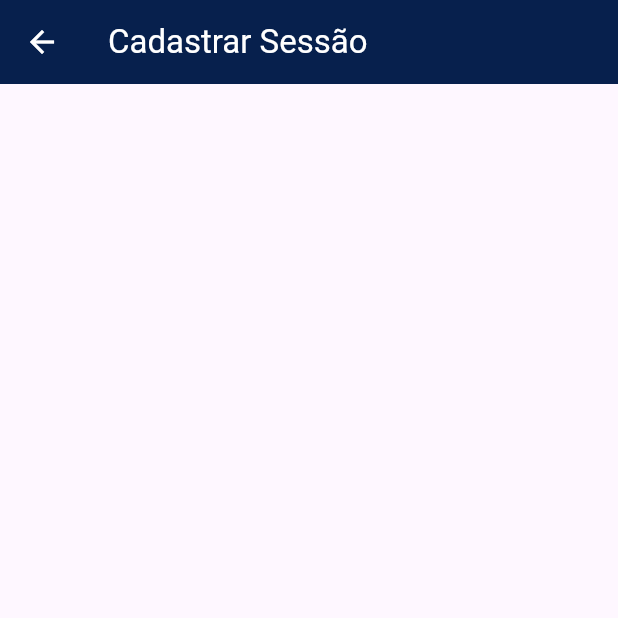
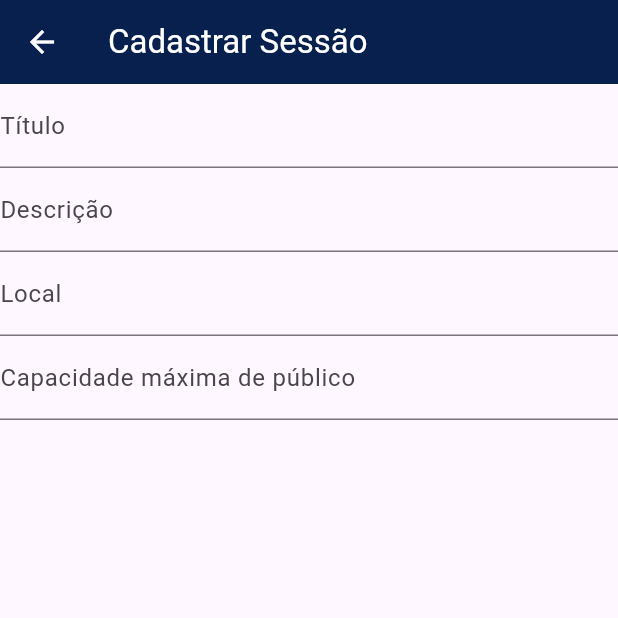
Before and after one commit to Isaq-11/frequency-and-checkin-control, a Flutter app: the CadastroSessaoScreen screen opened by its route, on a phone screen of 412 x 824 dp, the top half of it. Run offline on Flutter 3.47's test engine with Material 3 defaults, Android fonts, the phone set to English and light mode, and no system bars.

Commit message:
formulario de cadastro de sessão, mas ainda faln-tando implementar as datas e horas

```diff
--- a/lib/frequency_control/models/sessao.dart
+++ b/lib/frequency_control/models/sessao.dart
@@ -3,6 +3,7 @@ class Sessao{
   String titulo;
   String descricao;
   String local;
+  int capacidadePublico;
   DateTime horaInicio;
   DateTime horaTermino;
 
@@ -11,6 +12,7 @@ class Sessao{
     required this.titulo,
     required this.descricao,
     required this.local,
+    required this.capacidadePublico,
     required this.horaInicio,
     required this.horaTermino,
   });
@@ -21,6 +23,7 @@ class Sessao{
       'titulo': titulo,
       'descricao': descricao,
       'local': local,
+      'capacidadePublico': capacidadePublico,
       'horaInicio': horaInicio.toIso8601String(),
       'horaTermino': horaTermino.toIso8601String(),
     };
@@ -32,6 +35,7 @@ class Sessao{
       titulo: map['titulo'],
       descricao: map['descricao'],
       local: map['local'],
+      capacidadePublico: map['capacidadePublico'],
       horaInicio: DateTime.parse(map['horaInicio']),
       horaTermino: DateTime.parse(map['horaTermino']),
     );
--- a/lib/frequency_control/screens/cadastro_sessao_screen.dart
+++ b/lib/frequency_control/screens/cadastro_sessao_screen.dart
@@ -11,6 +11,41 @@ class CadastroSessaoScreen extends StatelessWidget {
         backgroundColor: const Color.fromARGB(255, 7, 32, 77),
         foregroundColor: Colors.white,
       ),
+      body: Center(
+        child: Column(
+          children: [
+            TextFormField(
+              decoration: InputDecoration(
+                label: Text('Título'),
+                hintText: 'Informe o título da sessão',
+              ),
+            ),
+            TextFormField(
+              decoration: InputDecoration(
+                label: Text('Descrição'),
+                hintText: 'Informe uma descrição para a sessão',
+              ),
+            ),
+            TextFormField(
+              decoration: InputDecoration(
+                label: Text('Local'),
+                hintText: 'Informe o local da sessão',
+              ),
+            ),
+            TextFormField(
+              decoration: InputDecoration(
+                label: Text('Capacidade máxima de público'),
+                hintText: 'Informe a capacidade máxima de pessoas da sessão',
+              ),
+            ),
+            Row(
+              children: [
+
+              ],
+            ),
+          ],
+        ),
+      ),
     );
   }
 }
```
